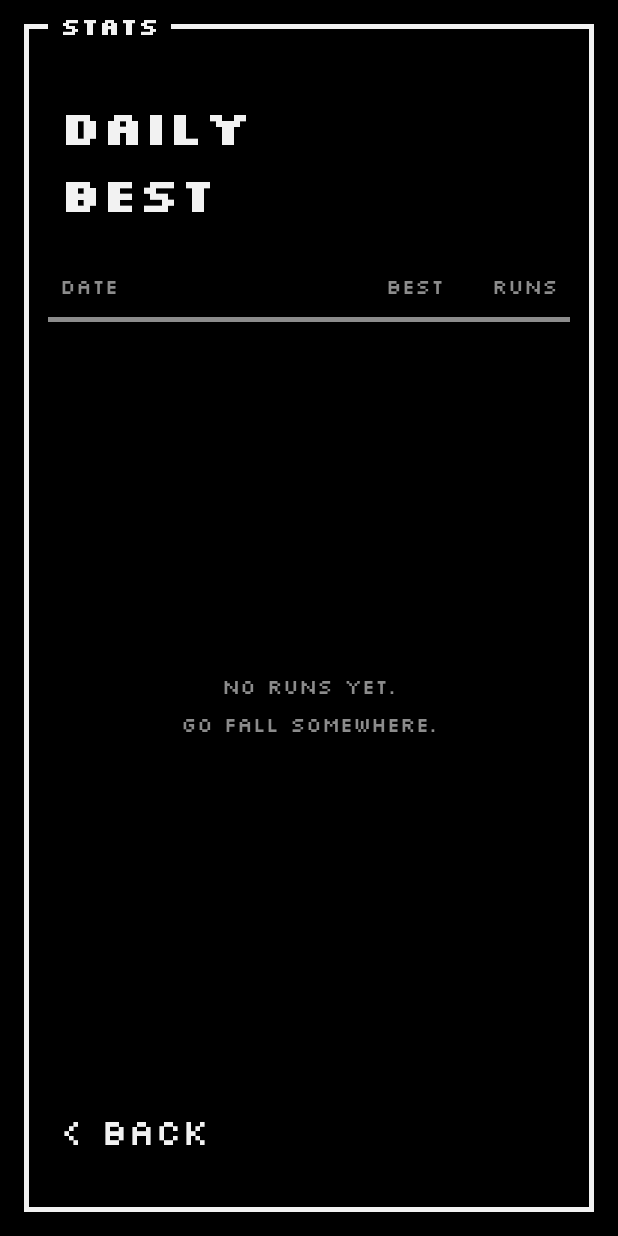
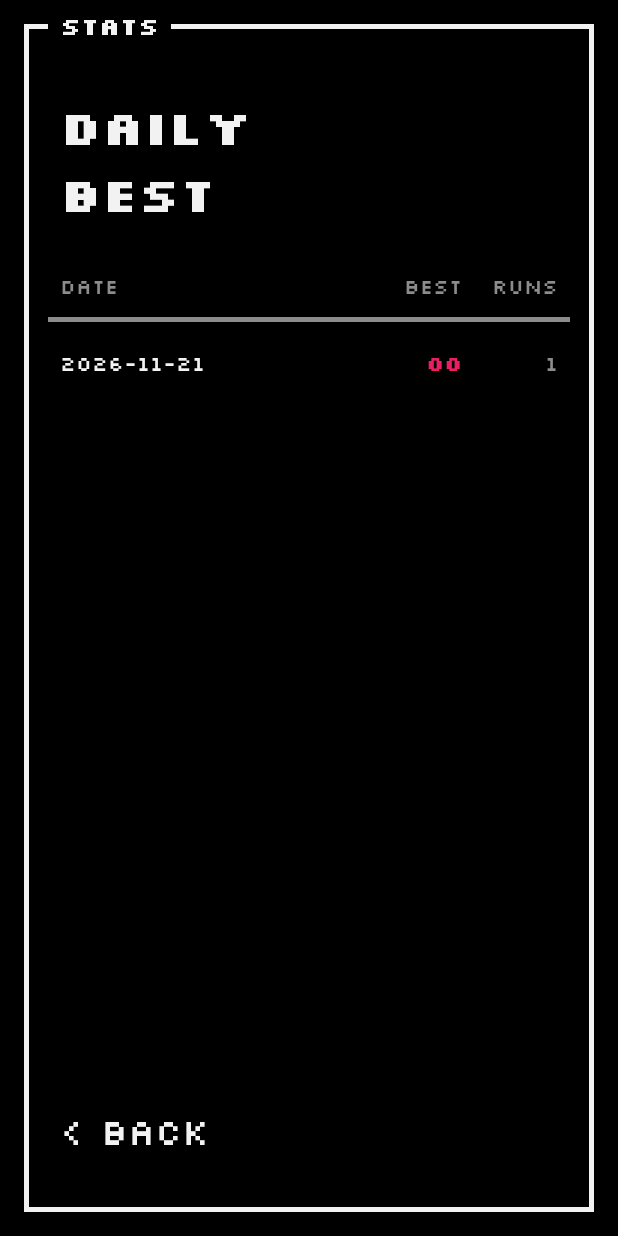
Before and after one commit to cnvr76/marble-maze, an Android app: the GameFragment screen opened through its navigation route, after a tap on "STATS", on a phone screen of 412 x 824 dp. Run offline under Robolectric (Android 15) with nearby library versions, the phone set to English and light mode, and no system bars; our stand-ins replace Room's generated code; 2 other taps on this screen came first.

Commit message:
feat/: daily stats

```diff
--- /dev/null
+++ b/app/src/main/java/sk/uniza/feit/marblemaze/data/DailyStat.kt
@@ -0,0 +1,3 @@
+package sk.uniza.feit.marblemaze.data
+
+data class DailyStat(val day: String, val best: Int, val runs: Int)
--- a/app/src/main/java/sk/uniza/feit/marblemaze/data/ResultDao.kt
+++ b/app/src/main/java/sk/uniza/feit/marblemaze/data/ResultDao.kt
@@ -9,6 +9,17 @@ interface ResultDao{
     @Insert
     suspend fun insert(result: Result)
 
-    @Query("SELECT * FROM game_results ORDER BY levelsPassed LIMIT 1")
-    suspend fun getBestResult(): Result?
+    @Query("SELECT MAX(levelsPassed) FROM game_results ORDER BY levelsPassed LIMIT 1")
+    suspend fun getBest(): Int?
+
+    @Query("""
+        SELECT
+            date(playedAt / 1000, 'unixepoch', 'localtime') as day,
+            MAX(levelsPassed) AS best,
+            COUNT(*) AS runs
+        FROM game_results
+        GROUP BY day
+        ORDER BY playedAt DESC
+    """)
+    suspend fun getDailyStats(): List<DailyStat>
 }
--- /dev/null
+++ b/app/src/main/java/sk/uniza/feit/marblemaze/ui/DailyStatsAdapter.kt
@@ -0,0 +1,40 @@
+package sk.uniza.feit.marblemaze.ui
+
+import android.annotation.SuppressLint
+import android.view.LayoutInflater
+import android.view.View
+import android.view.ViewGroup
+import android.widget.TextView
+import androidx.recyclerview.widget.RecyclerView
+import sk.uniza.feit.marblemaze.R
+import sk.uniza.feit.marblemaze.data.DailyStat
+
+class DailyStatsAdapter(val items: List<DailyStat>)
+    : RecyclerView.Adapter<DailyStatsAdapter.Holder>() {
+
+    class Holder(view: View): RecyclerView.ViewHolder(view) {
+        val day = view.findViewById<TextView>(R.id.text_day)
+        val best = view.findViewById<TextView>(R.id.text_best)
+        val runs = view.findViewById<TextView>(R.id.text_runs)
+    }
+
+    override fun onCreateViewHolder(
+        parent: ViewGroup,
+        viewType: Int
+    ): Holder {
+        val view = LayoutInflater.from(parent.context)
+            .inflate(R.layout.item_day_stats, parent, false)
+        return Holder(view)
+    }
+
+    @SuppressLint("SetTextI18n")
+    override fun onBindViewHolder(holder: Holder, position: Int) {
+        val item = items[position]
+        holder.day.text = item.day
+        holder.best.text = "%02d".format(item.best)
+        holder.runs.text = item.runs.toString()
+    }
+
+    override fun getItemCount(): Int = items.size
+
+}
--- a/app/src/main/java/sk/uniza/feit/marblemaze/ui/GameFragment.kt
+++ b/app/src/main/java/sk/uniza/feit/marblemaze/ui/GameFragment.kt
@@ -16,10 +16,12 @@ import kotlinx.coroutines.launch
 import sk.uniza.feit.marblemaze.R
 import sk.uniza.feit.marblemaze.data.AppDatabase
 import sk.uniza.feit.marblemaze.data.Result
+import sk.uniza.feit.marblemaze.data.ResultDao
 import sk.uniza.feit.marblemaze.game.Vector2
 
 class GameFragment : Fragment(R.layout.fragment_game), SensorEventListener {
     private lateinit var sensorManager: SensorManager
+    private val dao: ResultDao by lazy { AppDatabase.get(requireContext()).resultDao() }
     private var accelerometer: Sensor? = null
     private lateinit var gameView: GameView
     private var calibrated = false
@@ -32,35 +34,31 @@ class GameFragment : Fragment(R.layout.fragment_game), SensorEventListener {
         sensorManager = requireContext().getSystemService(SensorManager::class.java)
         accelerometer = sensorManager.getDefaultSensor(Sensor.TYPE_ACCELEROMETER)
         gameView = view.findViewById(R.id.game_view)
+
         val depthText = view.findViewById<TextView>(R.id.text_depth)
-
+        depthText.text = getString(R.string.game_depth, 0)
         gameView.onDepthChanged = { depth ->
             depthText.text = getString(R.string.game_depth, depth)
         }
 
-        gameView.onBallDeath = { depth ->
-            viewLifecycleOwner.lifecycleScope.launch {
-                // TODO (writing final score to db)
-                AppDatabase.get(requireContext()).resultDao()
-                    .insert(Result(levelsPassed = depth, playedAt = System.currentTimeMillis()))
-                findNavController().navigate(
-                    R.id.action_gameFragment_to_gameOverFragment,
-                    bundleOf(GameOverFragment.ARG_DEPTH to depth)
-                )
-            }
-        }
+        gameView.onBallDeath = { depth -> finish(depth) }
 
         // --- DEBUG ---
         val btnLose = view.findViewById<Button>(R.id.btn_debug_lose)
         val btnRegen = view.findViewById<Button>(R.id.btn_debug_regenerate)
-        btnLose.setOnClickListener {
+        btnLose.setOnClickListener { finish(gameView.depth) }
+        btnRegen.setOnClickListener {
+            gameView.regenerate()
+        }
+    }
+
+    private fun finish(depth: Int) {
+        viewLifecycleOwner.lifecycleScope.launch {
+            dao.insert(Result(levelsPassed = depth, playedAt = System.currentTimeMillis()))
             findNavController().navigate(
                 R.id.action_gameFragment_to_gameOverFragment,
-                bundleOf(GameOverFragment.ARG_DEPTH to gameView.depth)
+                bundleOf(GameOverFragment.ARG_DEPTH to depth)
             )
-        }
-        btnRegen.setOnClickListener {
-            gameView.regenerate()
         }
     }
 
--- a/app/src/main/java/sk/uniza/feit/marblemaze/ui/GameOverFragment.kt
+++ b/app/src/main/java/sk/uniza/feit/marblemaze/ui/GameOverFragment.kt
@@ -6,10 +6,16 @@ import android.view.View
 import android.widget.Button
 import android.widget.TextView
 import androidx.fragment.app.Fragment
+import androidx.lifecycle.lifecycleScope
 import androidx.navigation.fragment.findNavController
+import kotlinx.coroutines.launch
 import sk.uniza.feit.marblemaze.R
+import sk.uniza.feit.marblemaze.data.AppDatabase
+import sk.uniza.feit.marblemaze.data.ResultDao
 
 class GameOverFragment : Fragment(R.layout.fragment_game_over) {
+    private val dao: ResultDao by lazy { AppDatabase.get(requireContext()).resultDao() }
+
     @SuppressLint("SetTextI18n")
     override fun onViewCreated(view: View, savedInstanceState: Bundle?) {
         super.onViewCreated(view, savedInstanceState)
@@ -19,9 +25,14 @@ class GameOverFragment : Fragment(R.layout.fragment_game_over) {
         val btnRetry = view.findViewById<Button>(R.id.btn_retry)
 
         val textDepth = view.findViewById<TextView>(R.id.text_levels_passed)
+        val textBest = view.findViewById<TextView>(R.id.text_best_score)
 
         val depth: Int = requireArguments().getInt(ARG_DEPTH)
         textDepth.text = "%02d".format(depth)
+        viewLifecycleOwner.lifecycleScope.launch {
+            val best: Int = dao.getBest() ?: 0
+            textBest.text = "%02d".format(best)
+        }
 
         btnMenu.setOnClickListener {
             findNavController().navigate(R.id.action_gameOverFragment_to_menuFragment)
--- a/app/src/main/java/sk/uniza/feit/marblemaze/ui/GameView.kt
+++ b/app/src/main/java/sk/uniza/feit/marblemaze/ui/GameView.kt
@@ -71,8 +71,8 @@ class GameView(context: Context, attrs: AttributeSet?) : SurfaceView(context, at
         frameCanvas = Canvas(frame)
 
         if (world == null) {
-//            config = MazeConfig(rows, COLS, 0.2f, 0.4f)
-            config = MazeConfig(rows, COLS, 1f, 0f) // EMPTY TEST CONFIG
+            config = MazeConfig(rows, COLS, 0.2f, 0.4f)
+//            config = MazeConfig(rows, COLS, 1f, 0f) // EMPTY TEST CONFIG
             Thread {
                 val level = MazeGenerator.generate(config, Cell(0, rows - 1))
                 loadLevel(level)
--- a/app/src/main/java/sk/uniza/feit/marblemaze/ui/StatsFragment.kt
+++ b/app/src/main/java/sk/uniza/feit/marblemaze/ui/StatsFragment.kt
@@ -3,13 +3,31 @@ package sk.uniza.feit.marblemaze.ui
 import android.os.Bundle
 import android.view.View
 import android.widget.Button
+import android.widget.TextView
 import androidx.fragment.app.Fragment
+import androidx.lifecycle.lifecycleScope
 import androidx.navigation.fragment.findNavController
+import androidx.recyclerview.widget.LinearLayoutManager
+import androidx.recyclerview.widget.RecyclerView
+import kotlinx.coroutines.launch
 import sk.uniza.feit.marblemaze.R
+import sk.uniza.feit.marblemaze.data.AppDatabase
+import sk.uniza.feit.marblemaze.data.DailyStat
+import sk.uniza.feit.marblemaze.data.ResultDao
 
 class StatsFragment : Fragment(R.layout.fragment_stats) {
+    private val dao: ResultDao by lazy { AppDatabase.get(requireContext()).resultDao() }
+
     override fun onViewCreated(view: View, savedInstanceState: Bundle?) {
         super.onViewCreated(view, savedInstanceState)
+
+        val list = view.findViewById<RecyclerView>(R.id.rv_stats)
+        val empty = view.findViewById<TextView>(R.id.text_empty)
+        viewLifecycleOwner.lifecycleScope.launch {
+            val stats: List<DailyStat> = dao.getDailyStats()
+            list.adapter = DailyStatsAdapter(stats)
+            empty.visibility = if (stats.isEmpty()) View.VISIBLE else View.INVISIBLE
+        }
 
         val btnBack = view.findViewById<Button>(R.id.btn_back)
         btnBack.setOnClickListener {
--- a/app/src/main/res/layout/fragment_stats.xml
+++ b/app/src/main/res/layout/fragment_stats.xml
@@ -42,7 +42,8 @@
     <TextView
         android:id="@+id/col_runs"
         style="@style/MM.Text.Dim"
-        android:layout_width="wrap_content"
+        android:layout_width="@dimen/stats_col_width"
+        android:gravity="end"
         android:layout_height="wrap_content"
         android:layout_marginEnd="@dimen/content_margin"
         android:text="@string/col_runs"
@@ -52,9 +53,9 @@
     <TextView
         android:id="@+id/col_best"
         style="@style/MM.Text.Dim"
-        android:layout_width="wrap_content"
+        android:layout_width="@dimen/stats_col_width"
         android:layout_height="wrap_content"
-        android:layout_marginEnd="16dp"
+        android:gravity="end"
         android:text="@string/col_best"
         app:layout_constraintEnd_toStartOf="@id/col_runs"
         app:layout_constraintTop_toTopOf="@id/col_date" />
@@ -73,6 +74,8 @@
 
     <androidx.recyclerview.widget.RecyclerView
         android:id="@+id/rv_stats"
+        tools:listitem="@layout/item_day_stats"
+        app:layoutManager="androidx.recyclerview.widget.LinearLayoutManager"
         android:layout_width="0dp"
         android:layout_height="0dp"
         android:layout_marginStart="@dimen/content_margin"
--- /dev/null
+++ b/app/src/main/res/layout/item_day_stats.xml
@@ -0,0 +1,45 @@
+<?xml version="1.0" encoding="utf-8"?>
+<androidx.constraintlayout.widget.ConstraintLayout xmlns:android="http://schemas.android.com/apk/res/android"
+    xmlns:app="http://schemas.android.com/apk/res-auto"
+    xmlns:tools="http://schemas.android.com/tools"
+    android:layout_width="match_parent"
+    android:layout_height="wrap_content"
+    android:paddingTop="10dp"
+    android:paddingBottom="10dp">
+
+    <TextView
+        android:id="@+id/text_day"
+        style="@style/MM.Text"
+        android:layout_width="wrap_content"
+        android:layout_height="wrap_content"
+        app:layout_constraintBottom_toBottomOf="parent"
+        app:layout_constraintStart_toStartOf="parent"
+        app:layout_constraintTop_toTopOf="parent"
+        tools:text="2026-11-21" />
+
+    <TextView
+        android:id="@+id/text_runs"
+        style="@style/MM.Text"
+        android:layout_width="@dimen/stats_col_width"
+        android:layout_height="wrap_content"
+        android:gravity="end"
+        android:textColor="@color/fg_dim"
+        app:layout_constraintBottom_toBottomOf="parent"
+        app:layout_constraintEnd_toEndOf="parent"
+        app:layout_constraintTop_toTopOf="parent"
+        tools:text="3" />
+
+    <TextView
+        android:id="@+id/text_best"
+        style="@style/MM.Text"
+        android:layout_width="@dimen/stats_col_width"
+        android:layout_height="wrap_content"
+        android:gravity="end"
+        android:textColor="@color/accent"
+        android:textStyle="bold"
+        app:layout_constraintBottom_toBottomOf="parent"
+        app:layout_constraintEnd_toStartOf="@id/text_runs"
+        app:layout_constraintTop_toTopOf="parent"
+        tools:text="07" />
+
+</androidx.constraintlayout.widget.ConstraintLayout>
--- a/app/src/main/res/values/dimens.xml
+++ b/app/src/main/res/values/dimens.xml
@@ -4,4 +4,5 @@
     <dimen name="frame_stroke">3dp</dimen>
     <dimen name="content_margin">16dp</dimen>
     <dimen name="item_padding">8dp</dimen>
+    <dimen name="stats_col_width">64dp</dimen>
 </resources>
```
